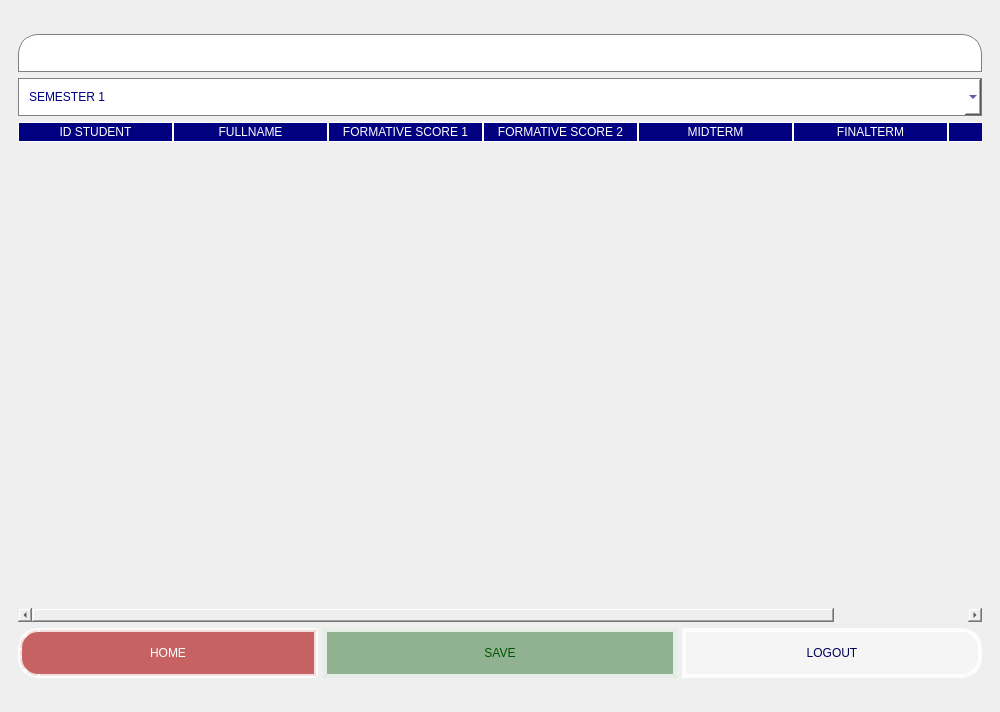
First picture: the form in ui/Teacher/inputgrade.ui, repository nmthuy426/KTLT-FINALTERM, before the edit.
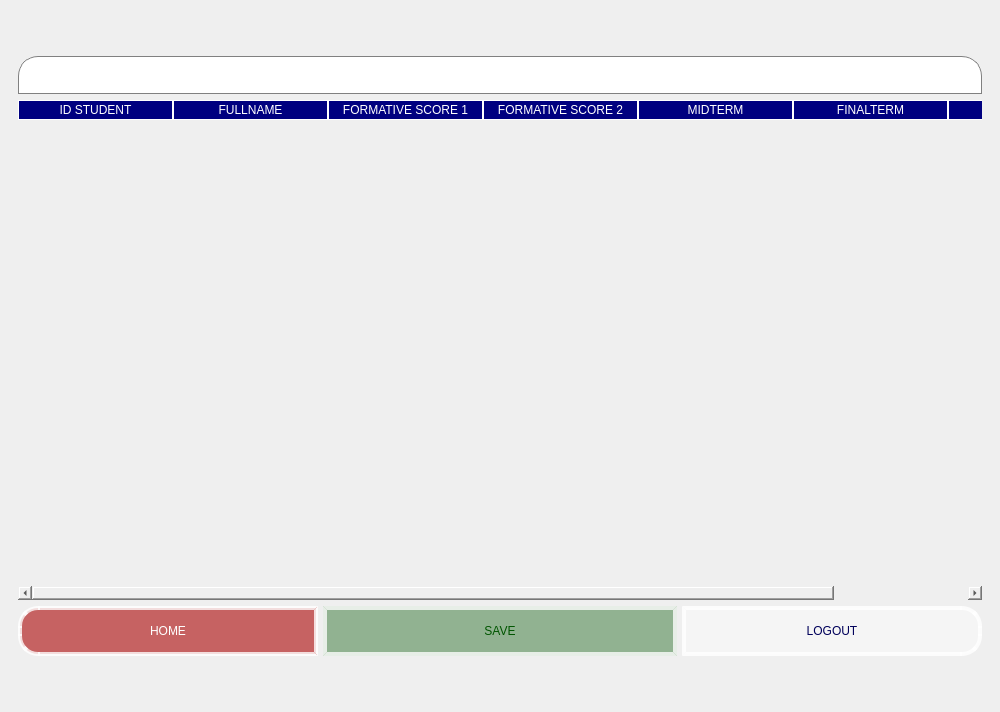
Second picture: the form after the edit.

```diff
--- a/ui/Teacher/inputgrade.ui
+++ b/ui/Teacher/inputgrade.ui
@@ -73,46 +73,6 @@
             </property>
            </widget>
           </item>
-          <item>
-           <widget class="QComboBox" name="comboBox_semester">
-            <property name="minimumSize">
-             <size>
-              <width>768</width>
-              <height>0</height>
-             </size>
-            </property>
-            <property name="maximumSize">
-             <size>
-              <width>16777215</width>
-              <height>16777215</height>
-             </size>
-            </property>
-            <property name="styleSheet">
-             <string notr="true">    border: 1px solid gray;
-    font: 2000 18px &quot;Cambria&quot;;
-    background: white;
-	color: rgb(0, 0, 127);
-	padding: 10px;
-
-</string>
-            </property>
-            <item>
-             <property name="text">
-              <string>SEMESTER 1</string>
-             </property>
-            </item>
-            <item>
-             <property name="text">
-              <string>SEMESTER 2</string>
-             </property>
-            </item>
-            <item>
-             <property name="text">
-              <string>SEMESTER 3</string>
-             </property>
-            </item>
-           </widget>
-          </item>
           <item>
            <widget class="QTableWidget" name="tableWidget_grade">
             <property name="maximumSize">
```
